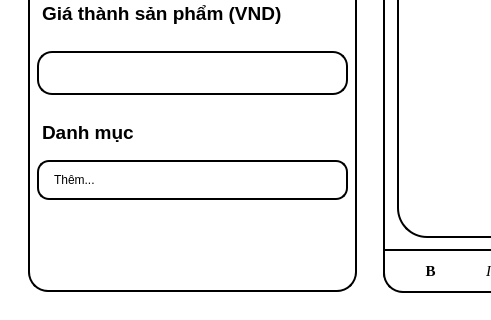
Above: SPCK/GUI/editproduct.ui from MaiNgocChau9/Python-App-Instance before the change; both pictures show x 0 to 491 and y 233 to 553 of the 974 by 553 pixel window. Below: the same form after it.
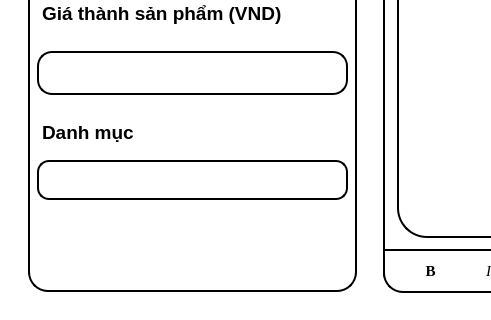
That is the form after the change.

Diff of the .ui file:
```diff
--- a/SPCK/GUI/editproduct.ui
+++ b/SPCK/GUI/editproduct.ui
@@ -267,11 +267,6 @@
 	margin: 0px;
 }</string>
             </property>
-            <item>
-             <property name="text">
-              <string>Thêm...</string>
-             </property>
-            </item>
            </widget>
           </item>
           <item>
```
